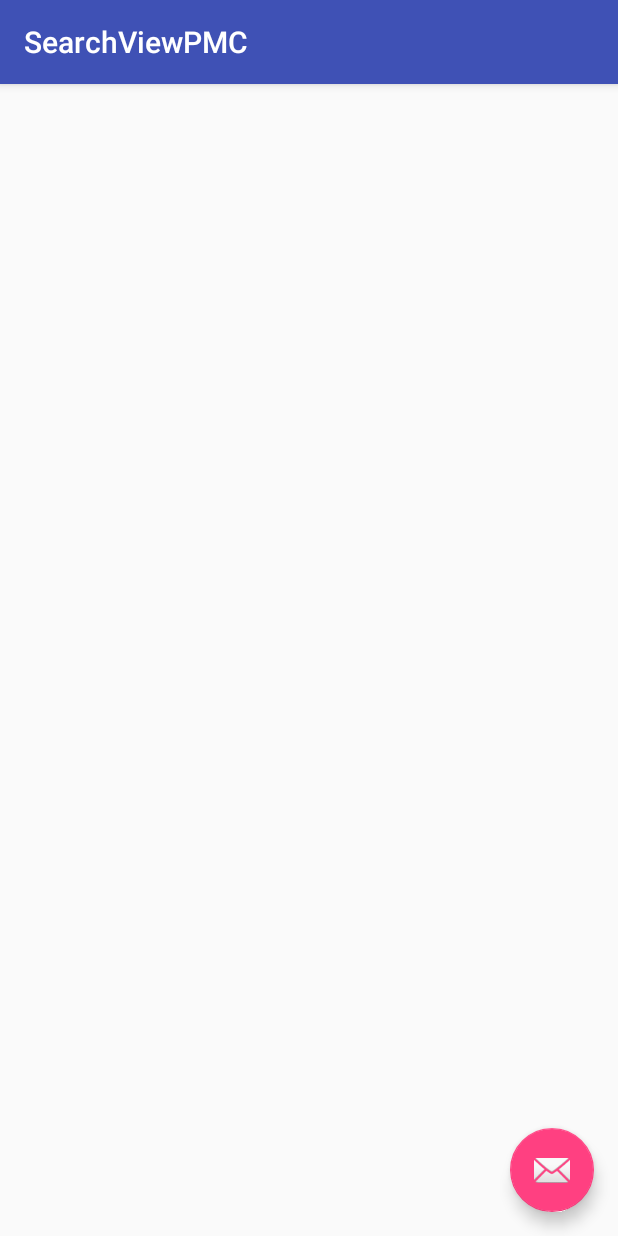
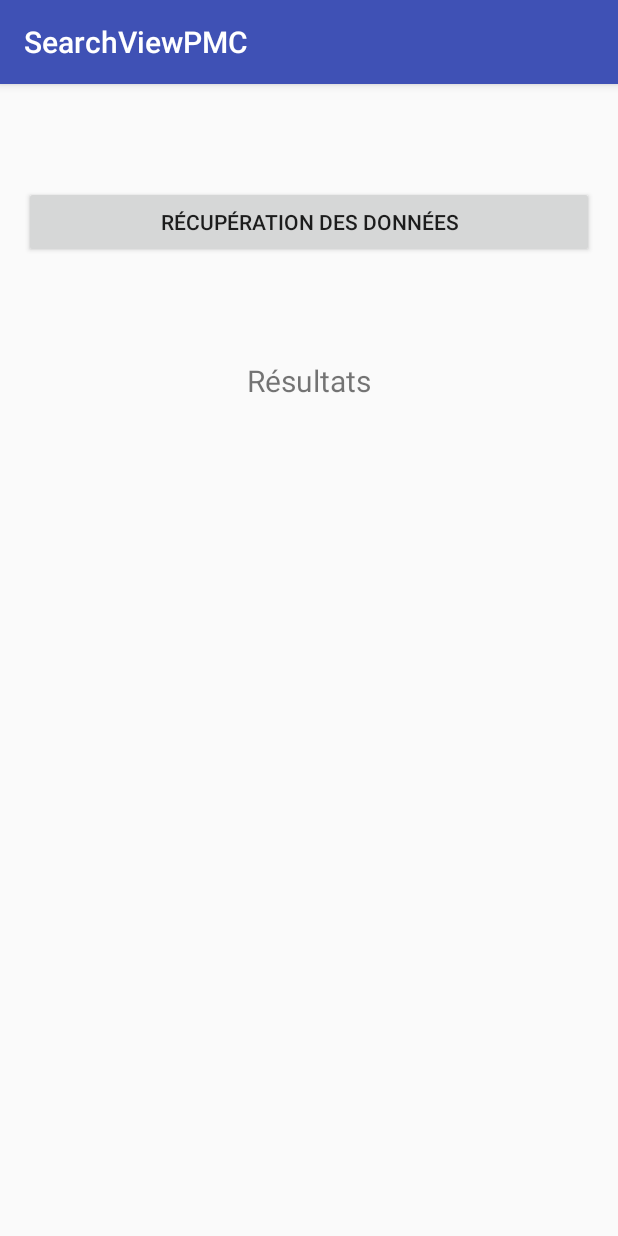
Before and after one commit to icfeavoir/ParkMyCar, an Android app: the SearchViewPMC screen opened directly, with no data from a screen before it, on a phone screen of 412 x 824 dp. Run offline under Robolectric (Android 15) with nearby library versions, the phone set to English and light mode, and no system bars.

```diff
--- a/app/src/main/java/com/example/pierre/test/SearchViewPMC.java
+++ b/app/src/main/java/com/example/pierre/test/SearchViewPMC.java
@@ -1,11 +1,11 @@
 package com.example.pierre.test;
 
 import android.os.Bundle;
-import android.support.design.widget.FloatingActionButton;
-import android.support.design.widget.Snackbar;
 import android.support.v7.app.AppCompatActivity;
 import android.support.v7.widget.Toolbar;
 import android.view.View;
+import android.widget.Button;
+import android.widget.TextView;
 
 public class SearchViewPMC extends AppCompatActivity {
 
@@ -16,12 +16,13 @@ public class SearchViewPMC extends AppCompatActivity {
         Toolbar toolbar = (Toolbar) findViewById(R.id.toolbar);
         setSupportActionBar(toolbar);
 
-        FloatingActionButton fab = (FloatingActionButton) findViewById(R.id.fab);
-        fab.setOnClickListener(new View.OnClickListener() {
-            @Override
-            public void onClick(View view) {
-                Snackbar.make(view, "Replace with your own action", Snackbar.LENGTH_LONG)
-                        .setAction("Action", null).show();
+        Button button_search = (Button) findViewById(R.id.button_getData);
+        button_search.setOnClickListener(new View.OnClickListener(){
+            public void onClick(View v){
+                PMCSearch search = new PMCSearch(50, 50);
+                search.getDataFromDB();
+                TextView text_result = (TextView) findViewById(R.id.text_result);
+                text_result.setText(search.toString());
             }
         });
     }
--- a/app/src/main/res/layout/activity_search_view_pmc.xml
+++ b/app/src/main/res/layout/activity_search_view_pmc.xml
@@ -23,12 +23,4 @@
 
     <include layout="@layout/content_search_view_pmc" />
 
-    <android.support.design.widget.FloatingActionButton
-        android:id="@+id/fab"
-        android:layout_width="wrap_content"
-        android:layout_height="wrap_content"
-        android:layout_gravity="bottom|end"
-        android:layout_margin="@dimen/fab_margin"
-        android:src="@android:drawable/ic_dialog_email" />
-
 </android.support.design.widget.CoordinatorLayout>
--- a/app/src/main/res/layout/content_search_view_pmc.xml
+++ b/app/src/main/res/layout/content_search_view_pmc.xml
@@ -12,4 +12,30 @@
     tools:context="com.example.pierre.test.SearchViewPMC"
     tools:showIn="@layout/activity_search_view_pmc">
 
+    <Button
+        android:layout_width="wrap_content"
+        android:layout_height="wrap_content"
+        android:text="Récupération des données"
+        android:id="@+id/button_getData"
+        android:layout_alignParentTop="true"
+        android:layout_marginTop="52dp"
+        android:layout_alignParentLeft="true"
+        android:layout_alignParentStart="true"
+        android:layout_alignParentRight="true"
+        android:layout_alignParentEnd="true" />
+
+    <TextView
+        android:layout_width="wrap_content"
+        android:layout_height="wrap_content"
+        android:text="Résultats"
+        android:id="@+id/text_result"
+        android:textSize="20dp"
+        android:layout_below="@+id/button_getData"
+        android:layout_alignParentLeft="true"
+        android:layout_alignParentStart="true"
+        android:layout_marginTop="68dp"
+        android:textAlignment="center"
+        android:layout_alignParentRight="true"
+        android:layout_alignParentEnd="true" />
+
 </RelativeLayout>
```
Also changed, not shown: app/src/main/java/com/example/pierre/test/Capteur.java (added, +35 -0 lines), app/src/main/java/com/example/pierre/test/PMCSearch.java (added, +103 -0 lines), app/src/main/res/layout/activity_main.xml (+5 -6 lines).
